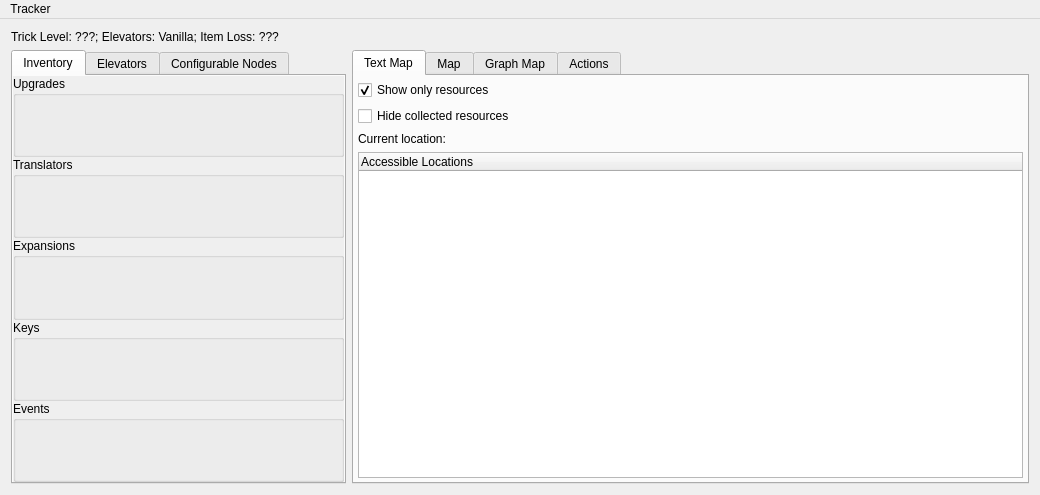
Qt form randovania/gui/ui_files/tracker_window.ui (randovania/randovania) before a commit.
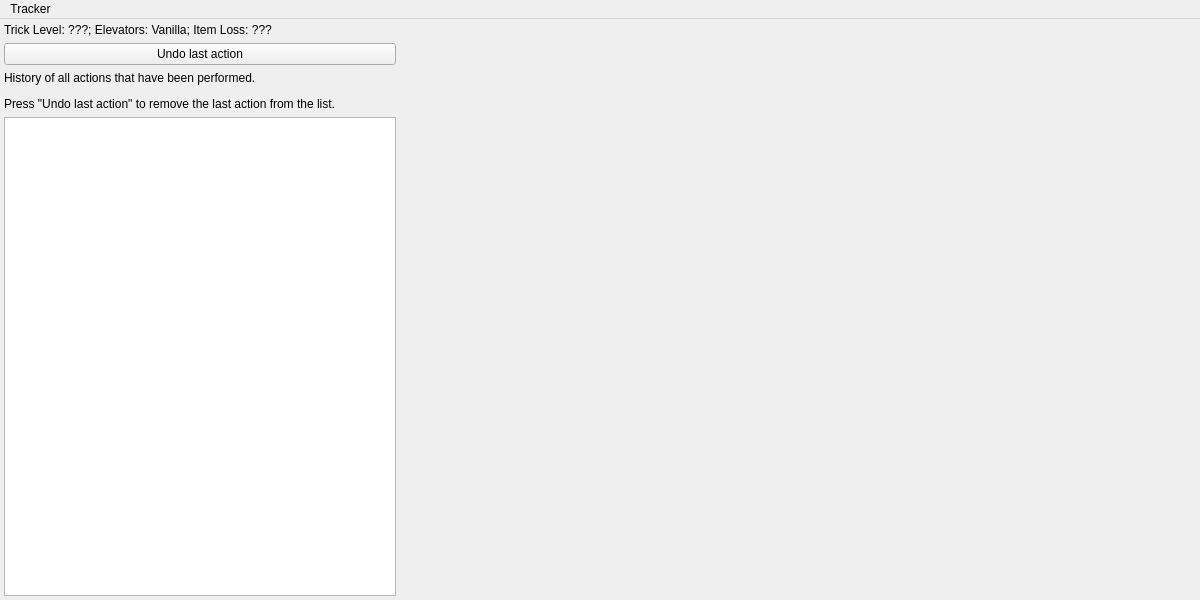
The same form after that commit. Custom widgets are drawn as their Qt base class.

Commit message: Split TrackerWindow into dockable components

The edit to the form file:
```diff
--- a/randovania/gui/ui_files/tracker_window.ui
+++ b/randovania/gui/ui_files/tracker_window.ui
@@ -6,22 +6,49 @@
    <rect>
     <x>0</x>
     <y>0</y>
-    <width>1040</width>
-    <height>495</height>
+    <width>1200</width>
+    <height>600</height>
    </rect>
   </property>
   <property name="windowTitle">
    <string>Tracker</string>
   </property>
+  <property name="dockNestingEnabled">
+   <bool>true</bool>
+  </property>
   <widget class="QWidget" name="centralWidget">
+   <property name="sizePolicy">
+    <sizepolicy hsizetype="Preferred" vsizetype="Expanding">
+     <horstretch>0</horstretch>
+     <verstretch>0</verstretch>
+    </sizepolicy>
+   </property>
+   <property name="minimumSize">
+    <size>
+     <width>240</width>
+     <height>0</height>
+    </size>
+   </property>
    <property name="maximumSize">
     <size>
-     <width>16777215</width>
+     <width>400</width>
      <height>16777215</height>
     </size>
    </property>
-   <layout class="QGridLayout" name="gridLayout">
-    <item row="0" column="0" colspan="3">
+   <layout class="QVBoxLayout" name="central_layout">
+    <property name="leftMargin">
+     <number>4</number>
+    </property>
+    <property name="topMargin">
+     <number>4</number>
+    </property>
+    <property name="rightMargin">
+     <number>4</number>
+    </property>
+    <property name="bottomMargin">
+     <number>4</number>
+    </property>
+    <item>
      <widget class="QLabel" name="configuration_label">
       <property name="text">
        <string>Trick Level: ???; Elevators: Vanilla; Item Loss: ???</string>
@@ -31,432 +58,31 @@
       </property>
      </widget>
     </item>
-    <item row="2" column="0">
-     <widget class="QTabWidget" name="tab_widget">
+    <item>
+     <widget class="QPushButton" name="undo_last_action_button">
+      <property name="text">
+       <string>Undo last action</string>
+      </property>
+     </widget>
+    </item>
+    <item>
+     <widget class="QLabel" name="actions_title_label">
       <property name="sizePolicy">
-       <sizepolicy hsizetype="Ignored" vsizetype="Expanding">
+       <sizepolicy hsizetype="Preferred" vsizetype="Fixed">
         <horstretch>0</horstretch>
         <verstretch>0</verstretch>
        </sizepolicy>
       </property>
-      <property name="currentIndex">
-       <number>0</number>
+      <property name="text">
+       <string>&lt;html&gt;&lt;head/&gt;&lt;body&gt;&lt;p&gt;History of all actions that have been performed.&lt;/p&gt;&lt;p&gt;Press &amp;quot;Undo last action&amp;quot; to remove the last action from the list.&lt;/p&gt;&lt;/body&gt;&lt;/html&gt;</string>
       </property>
-      <widget class="QWidget" name="tab_inventory">
-       <attribute name="title">
-        <string>Inventory</string>
-       </attribute>
-       <layout class="QVBoxLayout" name="tab_inventory_layout">
-        <property name="spacing">
-         <number>0</number>
-        </property>
-        <property name="leftMargin">
-         <number>0</number>
-        </property>
-        <property name="topMargin">
-         <number>0</number>
-        </property>
-        <property name="rightMargin">
-         <number>0</number>
-        </property>
-        <property name="bottomMargin">
-         <number>0</number>
-        </property>
-        <item>
-         <widget class="QScrollArea" name="pickups_scroll_area">
-          <property name="sizePolicy">
-           <sizepolicy hsizetype="Ignored" vsizetype="Expanding">
-            <horstretch>0</horstretch>
-            <verstretch>0</verstretch>
-           </sizepolicy>
-          </property>
-          <property name="minimumSize">
-           <size>
-            <width>285</width>
-            <height>0</height>
-           </size>
-          </property>
-          <property name="frameShape">
-           <enum>QFrame::NoFrame</enum>
-          </property>
-          <property name="frameShadow">
-           <enum>QFrame::Plain</enum>
-          </property>
-          <property name="lineWidth">
-           <number>0</number>
-          </property>
-          <property name="horizontalScrollBarPolicy">
-           <enum>Qt::ScrollBarAlwaysOff</enum>
-          </property>
-          <property name="widgetResizable">
-           <bool>true</bool>
-          </property>
-          <widget class="QWidget" name="pickups_scroll_contents">
-           <property name="geometry">
-            <rect>
-             <x>0</x>
-             <y>0</y>
-             <width>333</width>
-             <height>404</height>
-            </rect>
-           </property>
-           <layout class="QVBoxLayout" name="pickup_box_layout">
-            <property name="spacing">
-             <number>0</number>
-            </property>
-            <property name="leftMargin">
-             <number>0</number>
-            </property>
-            <property name="topMargin">
-             <number>0</number>
-            </property>
-            <property name="rightMargin">
-             <number>0</number>
-            </property>
-            <property name="bottomMargin">
-             <number>0</number>
-            </property>
-            <item>
-             <widget class="QGroupBox" name="upgrades_box">
-              <property name="title">
-               <string>Upgrades</string>
-              </property>
-              <layout class="QGridLayout" name="upgrades_layout"/>
-             </widget>
-            </item>
-            <item>
-             <widget class="QGroupBox" name="translators_box">
-              <property name="title">
-               <string>Translators</string>
-              </property>
-              <layout class="QGridLayout" name="translators_layout"/>
-             </widget>
-            </item>
-            <item>
-             <widget class="QGroupBox" name="expansions_box">
-              <property name="title">
-               <string>Expansions</string>
-              </property>
-              <layout class="QGridLayout" name="expansions_layout"/>
-             </widget>
-            </item>
-            <item>
-             <widget class="QGroupBox" name="keys_box">
-              <property name="title">
-               <string>Keys</string>
-              </property>
-              <layout class="QGridLayout" name="keys_layout"/>
-             </widget>
-            </item>
-            <item>
-             <widget class="QGroupBox" name="events_box">
-              <property name="title">
-               <string>Events</string>
-              </property>
-              <layout class="QVBoxLayout" name="events_layout"/>
-             </widget>
-            </item>
-           </layout>
-          </widget>
-         </widget>
-        </item>
-       </layout>
-      </widget>
-      <widget class="QWidget" name="tab_elevators">
-       <attribute name="title">
-        <string>Elevators</string>
-       </attribute>
-       <layout class="QVBoxLayout" name="tab_elevators_layout">
-        <property name="leftMargin">
-         <number>0</number>
-        </property>
-        <property name="topMargin">
-         <number>0</number>
-        </property>
-        <property name="rightMargin">
-         <number>0</number>
-        </property>
-        <property name="bottomMargin">
-         <number>0</number>
-        </property>
-        <item>
-         <widget class="QScrollArea" name="elevators_scroll_area">
-          <property name="sizePolicy">
-           <sizepolicy hsizetype="Ignored" vsizetype="Expanding">
-            <horstretch>0</horstretch>
-            <verstretch>0</verstretch>
-           </sizepolicy>
-          </property>
-          <property name="minimumSize">
-           <size>
-            <width>285</width>
-            <height>0</height>
-           </size>
-          </property>
-          <property name="frameShape">
-           <enum>QFrame::NoFrame</enum>
-          </property>
-          <property name="frameShadow">
-           <enum>QFrame::Plain</enum>
-          </property>
-          <property name="widgetResizable">
-           <bool>true</bool>
-          </property>
-          <widget class="QWidget" name="teleporters_scroll_contents">
-           <property name="geometry">
-            <rect>
-             <x>0</x>
-             <y>0</y>
-             <width>333</width>
-             <height>404</height>
-            </rect>
-           </property>
-           <layout class="QVBoxLayout" name="teleporters_scroll_layout">
-            <property name="leftMargin">
-             <number>0</number>
-            </property>
-            <property name="topMargin">
-             <number>0</number>
-            </property>
-            <property name="rightMargin">
-             <number>0</number>
-            </property>
-            <property name="bottomMargin">
-             <number>0</number>
-            </property>
-           </layout>
-          </widget>
-         </widget>
-        </item>
-       </layout>
-      </widget>
-      <widget class="QWidget" name="tab_configurable_node">
-       <attribute name="title">
-        <string>Configurable Nodes</string>
-       </attribute>
-       <layout class="QVBoxLayout" name="tab_configurable_node_layout">
-        <property name="leftMargin">
-         <number>0</number>
-        </property>
-        <property name="topMargin">
-         <number>0</number>
-        </property>
-        <property name="rightMargin">
-         <number>0</number>
-        </property>
-        <property name="bottomMargin">
-         <number>0</number>
-        </property>
-        <item>
-         <widget class="QScrollArea" name="configurable_node_scroll_area">
-          <property name="sizePolicy">
-           <sizepolicy hsizetype="Ignored" vsizetype="Expanding">
-            <horstretch>0</horstretch>
-            <verstretch>0</verstretch>
-           </sizepolicy>
-          </property>
-          <property name="widgetResizable">
-           <bool>true</bool>
-          </property>
-          <widget class="QWidget" name="configurable_node_scroll_contents">
-           <property name="geometry">
-            <rect>
-             <x>0</x>
-             <y>0</y>
-             <width>331</width>
-             <height>402</height>
-            </rect>
-           </property>
-           <layout class="QGridLayout" name="configurable_node_scroll_layout">
-            <property name="leftMargin">
-             <number>3</number>
-            </property>
-            <property name="topMargin">
-             <number>3</number>
-            </property>
-            <property name="rightMargin">
-             <number>3</number>
-            </property>
-            <property name="bottomMargin">
-             <number>3</number>
-            </property>
-           </layout>
-          </widget>
-         </widget>
-        </item>
-       </layout>
-      </widget>
+      <property name="wordWrap">
+       <bool>true</bool>
+      </property>
      </widget>
     </item>
-    <item row="2" column="1" colspan="2">
-     <widget class="QTabWidget" name="map_tab_widget">
-      <property name="currentIndex">
-       <number>0</number>
-      </property>
-      <widget class="QWidget" name="tab_text_map">
-       <attribute name="title">
-        <string>Text Map</string>
-       </attribute>
-       <layout class="QVBoxLayout" name="tab_text_map_layout">
-        <property name="leftMargin">
-         <number>4</number>
-        </property>
-        <property name="topMargin">
-         <number>4</number>
-        </property>
-        <property name="rightMargin">
-         <number>4</number>
-        </property>
-        <property name="bottomMargin">
-         <number>4</number>
-        </property>
-        <item>
-         <widget class="QCheckBox" name="resource_filter_check">
-          <property name="text">
-           <string>Show only resources</string>
-          </property>
-          <property name="checked">
-           <bool>true</bool>
-          </property>
-         </widget>
-        </item>
-        <item>
-         <widget class="QCheckBox" name="hide_collected_resources_check">
-          <property name="text">
-           <string>Hide collected resources</string>
-          </property>
-         </widget>
-        </item>
-        <item>
-         <widget class="QLabel" name="current_location_label">
-          <property name="text">
-           <string>Current location:</string>
-          </property>
-          <property name="wordWrap">
-           <bool>true</bool>
-          </property>
-         </widget>
-        </item>
-        <item>
-         <widget class="QTreeWidget" name="possible_locations_tree">
-          <property name="sizePolicy">
-           <sizepolicy hsizetype="Ignored" vsizetype="Expanding">
-            <horstretch>0</horstretch>
-            <verstretch>0</verstretch>
-           </sizepolicy>
-          </property>
-          <property name="contextMenuPolicy">
-           <enum>Qt::ActionsContextMenu</enum>
-          </property>
-          <column>
-           <property name="text">
-            <string>Accessible Locations</string>
-           </property>
-          </column>
-         </widget>
-        </item>
-       </layout>
-      </widget>
-      <widget class="QWidget" name="tab_map">
-       <attribute name="title">
-        <string>Map</string>
-       </attribute>
-       <layout class="QVBoxLayout" name="tab_map_layout">
-        <property name="leftMargin">
-         <number>2</number>
-        </property>
-        <property name="topMargin">
-         <number>2</number>
-        </property>
-        <property name="rightMargin">
-         <number>2</number>
-        </property>
-        <property name="bottomMargin">
-         <number>2</number>
-        </property>
-        <item>
-         <layout class="QHBoxLayout" name="map_area_layout">
-          <item>
-           <widget class="QComboBox" name="map_region_combo"/>
-          </item>
-          <item>
-           <widget class="QComboBox" name="map_area_combo"/>
-          </item>
-         </layout>
-        </item>
-        <item>
-         <widget class="DataEditorCanvas" name="map_canvas" native="true"/>
-        </item>
-       </layout>
-      </widget>
-      <widget class="QWidget" name="tab_graph_map">
-       <attribute name="title">
-        <string>Graph Map</string>
-       </attribute>
-       <layout class="QVBoxLayout" name="tab_graph_map_layout">
-        <property name="leftMargin">
-         <number>0</number>
-        </property>
-        <property name="topMargin">
-         <number>0</number>
-        </property>
-        <property name="rightMargin">
-         <number>0</number>
-        </property>
-        <property name="bottomMargin">
-         <number>0</number>
-        </property>
-        <item>
-         <widget class="QComboBox" name="graph_map_region_combo"/>
-        </item>
-       </layout>
-      </widget>
-      <widget class="QWidget" name="tab_actions">
-       <attribute name="title">
-        <string>Actions</string>
-       </attribute>
-       <layout class="QVBoxLayout" name="tab_actions_layout">
-        <property name="leftMargin">
-         <number>4</number>
-        </property>
-        <property name="topMargin">
-         <number>4</number>
-        </property>
-        <property name="rightMargin">
-         <number>4</number>
-        </property>
-        <property name="bottomMargin">
-         <number>4</number>
-        </property>
-        <item>
-         <widget class="QPushButton" name="undo_last_action_button">
-          <property name="text">
-           <string>Undo last action</string>
-          </property>
-         </widget>
-        </item>
-        <item>
-         <widget class="QLabel" name="actions_title_label">
-          <property name="sizePolicy">
-           <sizepolicy hsizetype="Preferred" vsizetype="Fixed">
-            <horstretch>0</horstretch>
-            <verstretch>0</verstretch>
-           </sizepolicy>
-          </property>
-          <property name="text">
-           <string>&lt;html&gt;&lt;head/&gt;&lt;body&gt;&lt;p&gt;History of all actions that have been performed.&lt;/p&gt;&lt;p&gt;Press &amp;quot;Undo last action&amp;quot; to remove the last action from the list.&lt;/p&gt;&lt;/body&gt;&lt;/html&gt;</string>
-          </property>
-          <property name="wordWrap">
-           <bool>true</bool>
-          </property>
-         </widget>
-        </item>
-        <item>
-         <widget class="QListWidget" name="actions_list"/>
-        </item>
-       </layout>
-      </widget>
-     </widget>
+    <item>
+     <widget class="QListWidget" name="actions_list"/>
     </item>
    </layout>
   </widget>
@@ -465,7 +91,7 @@
     <rect>
      <x>0</x>
      <y>0</y>
-     <width>1040</width>
+     <width>1200</width>
      <height>21</height>
     </rect>
    </property>
@@ -477,11 +103,6 @@
    </widget>
    <addaction name="menu_tracker"/>
   </widget>
-  <action name="actionAction">
-   <property name="text">
-    <string>Action</string>
-   </property>
-  </action>
   <action name="menu_reset_action">
    <property name="text">
     <string>Reset</string>
@@ -489,14 +110,6 @@
   </action>
  </widget>
  <layoutdefault spacing="6" margin="11"/>
- <customwidgets>
-  <customwidget>
-   <class>DataEditorCanvas</class>
-   <extends>QWidget</extends>
-   <header>randovania/gui/widgets/data_editor_canvas</header>
-   <container>1</container>
-  </customwidget>
- </customwidgets>
  <resources/>
  <connections/>
 </ui>
```
The commit also changes 17 other files.
